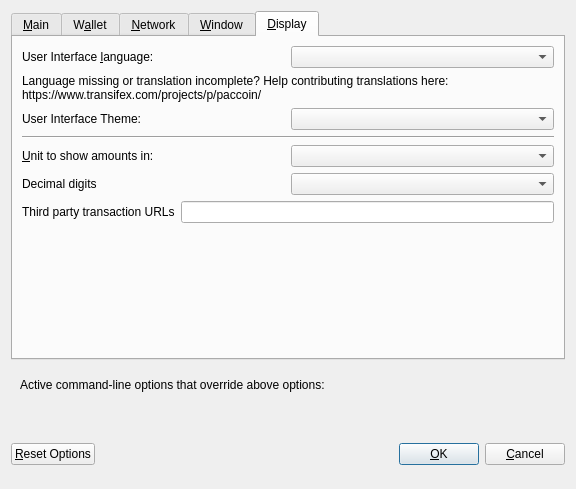
The window that src/qt/forms/optionsdialog.ui (CryptoMx/PAC) describes before a commit, drawn with Qt 5.
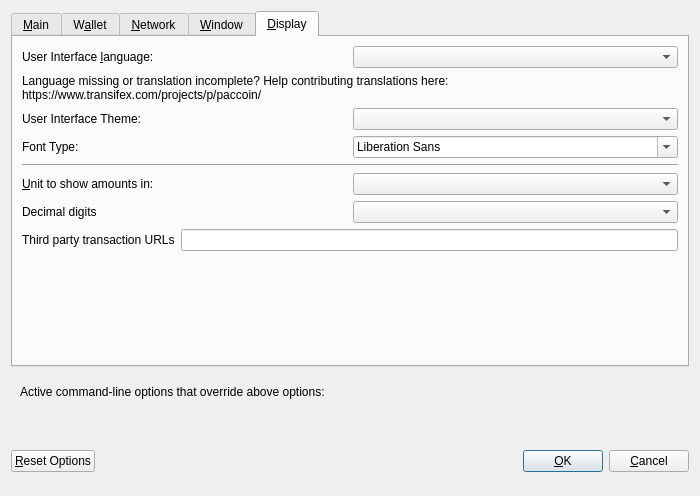
The same window after the commit. The open tabs and pages were chosen to show the change. Custom widgets are drawn as their Qt base class.

Commit message:
Custom QFont selector
Now implemented with native controls.

The edit to the form file:
```diff
--- a/src/qt/forms/optionsdialog.ui
+++ b/src/qt/forms/optionsdialog.ui
@@ -6,10 +6,16 @@
    <rect>
     <x>0</x>
     <y>0</y>
-    <width>576</width>
-    <height>489</height>
+    <width>700</width>
+    <height>496</height>
    </rect>
   </property>
+  <property name="maximumSize">
+   <size>
+    <width>700</width>
+    <height>16777215</height>
+   </size>
+  </property>
   <property name="windowTitle">
    <string>Options</string>
   </property>
@@ -765,6 +771,20 @@
          </item>
         </layout>
        </item>
+       <item>
+        <layout class="QHBoxLayout" name="horizontalLayout_6_Display">
+         <item>
+          <widget class="QLabel" name="lblFontType">
+           <property name="text">
+            <string>Font Type:</string>
+           </property>
+          </widget>
+         </item>
+         <item>
+          <widget class="QFontComboBox" name="cboFontType"/>
+         </item>
+        </layout>
+       </item>
        <item>
         <widget class="Line" name="line">
          <property name="orientation">
```
Left out of the diff: 2 changed lines with no effect on the pictures. The commit also changes 15 other files.
